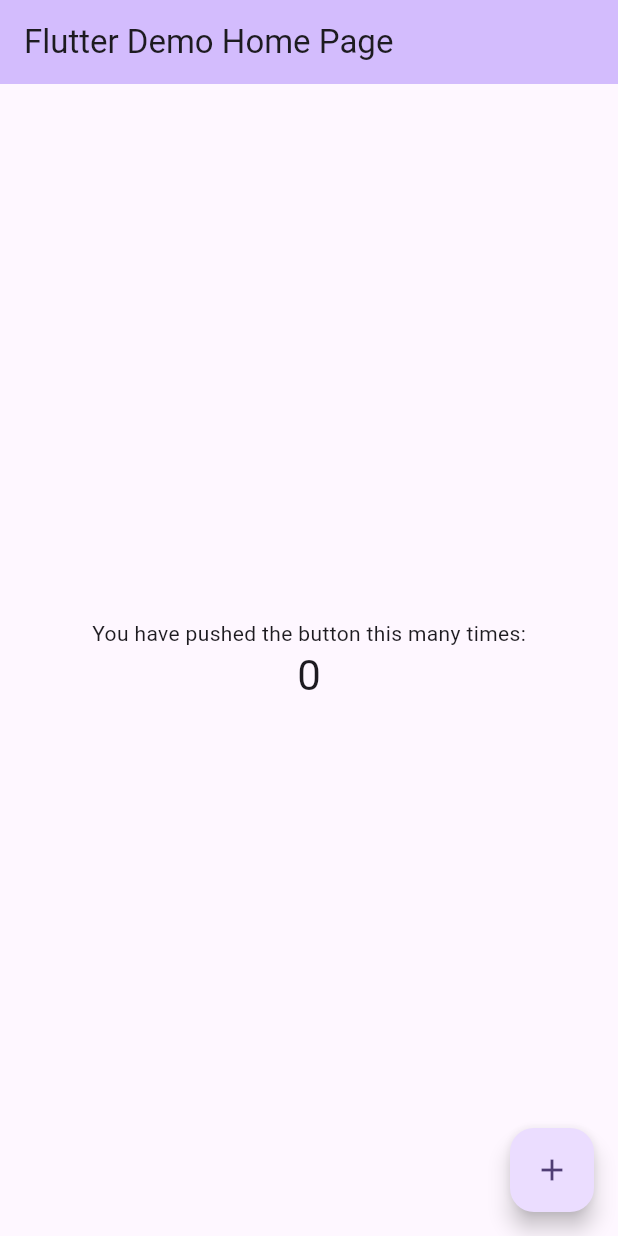
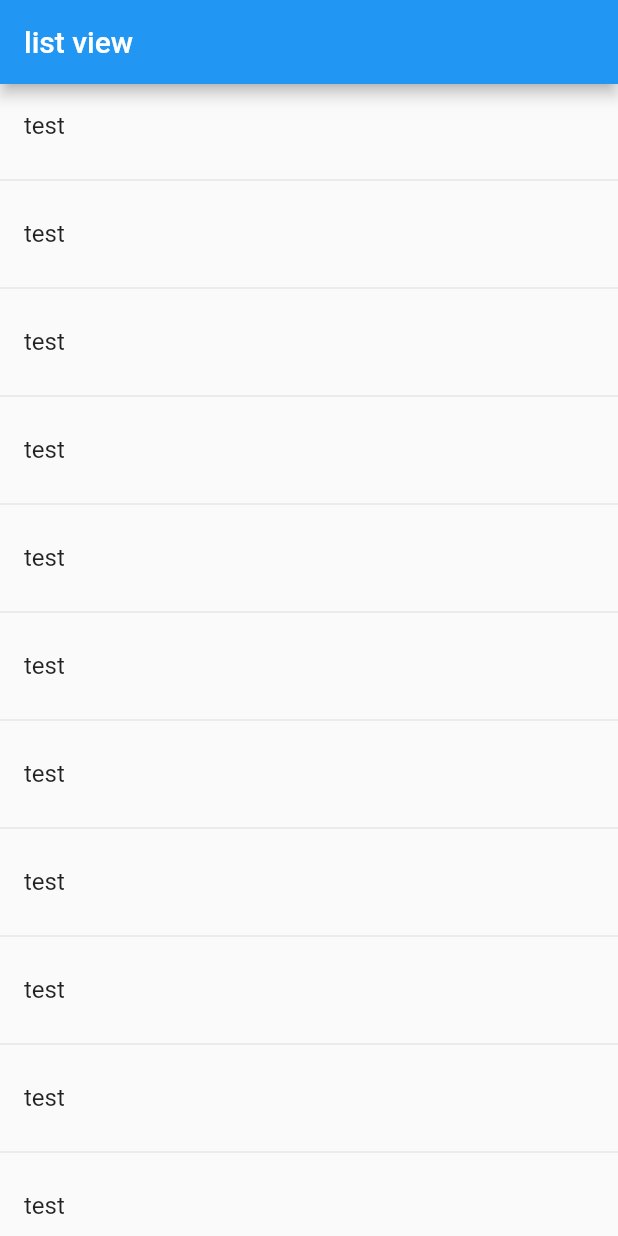
Before and after one commit to MathieuPithon/CA_Flutter_Project, a Flutter app: the screen it shows after launch, on a phone screen of 412 x 824 dp. Run offline on Flutter 3.47's test engine with Material 2 defaults, Android fonts, the phone set to English and light mode, and no system bars.

Commit message:
add files

```diff
--- a/lib/main.dart
+++ b/lib/main.dart
@@ -1,3 +1,4 @@
+import 'package:carnet_voyage/screens/home_page.dart';
 import 'package:flutter/material.dart';
 
 void main() {
@@ -5,7 +6,7 @@ void main() {
 }
 
 class MyApp extends StatelessWidget {
-  const MyApp({super.key});
+  const MyApp({Key? key}) : super(key: key);
 
   // This widget is the root of your application.
   @override
@@ -13,113 +14,9 @@ class MyApp extends StatelessWidget {
     return MaterialApp(
       title: 'Flutter Demo',
       theme: ThemeData(
-        // This is the theme of your application.
-        //
-        // TRY THIS: Try running your application with "flutter run". You'll see
-        // the application has a blue toolbar. Then, without quitting the app,
-        // try changing the seedColor in the colorScheme below to Colors.green
-        // and then invoke "hot reload" (save your changes or press the "hot
-        // reload" button in a Flutter-supported IDE, or press "r" if you used
-        // the command line to start the app).
-        //
-        // Notice that the counter didn't reset back to zero; the application
-        // state is not lost during the reload. To reset the state, use hot
-        // restart instead.
-        //
-        // This works for code too, not just values: Most code changes can be
-        // tested with just a hot reload.
-        colorScheme: ColorScheme.fromSeed(seedColor: Colors.deepPurple),
-        useMaterial3: true,
+        primarySwatch: Colors.blue,
       ),
-      home: const MyHomePage(title: 'Flutter Demo Home Page'),
+      home: const HomePage(),
     );
   }
 }
-
-class MyHomePage extends StatefulWidget {
-  const MyHomePage({super.key, required this.title});
-
-  // This widget is the home page of your application. It is stateful, meaning
-  // that it has a State object (defined below) that contains fields that affect
-  // how it looks.
-
-  // This class is the configuration for the state. It holds the values (in this
-  // case the title) provided by the parent (in this case the App widget) and
-  // used by the build method of the State. Fields in a Widget subclass are
-  // always marked "final".
-
-  final String title;
-
-  @override
-  State<MyHomePage> createState() => _MyHomePageState();
-}
-
-class _MyHomePageState extends State<MyHomePage> {
-  int _counter = 0;
-
-  void _incrementCounter() {
-    setState(() {
-      // This call to setState tells the Flutter framework that something has
-      // changed in this State, which causes it to rerun the build method below
-      // so that the display can reflect the updated values. If we changed
-      // _counter without calling setState(), then the build method would not be
-      // called again, and so nothing would appear to happen.
-      _counter++;
-    });
-  }
-
-  @override
-  Widget build(BuildContext context) {
-    // This method is rerun every time setState is called, for instance as done
-    // by the _incrementCounter method above.
-    //
-    // The Flutter framework has been optimized to make rerunning build methods
-    // fast, so that you can just rebuild anything that needs updating rather
-    // than having to individually change instances of widgets.
-    return Scaffold(
-      appBar: AppBar(
-        // TRY THIS: Try changing the color here to a specific color (to
-        // Colors.amber, perhaps?) and trigger a hot reload to see the AppBar
-        // change color while the other colors stay the same.
-        backgroundColor: Theme.of(context).colorScheme.inversePrimary,
-        // Here we take the value from the MyHomePage object that was created by
-        // the App.build method, and use it to set our appbar title.
-        title: Text(widget.title),
-      ),
-      body: Center(
-        // Center is a layout widget. It takes a single child and positions it
-        // in the middle of the parent.
-        child: Column(
-          // Column is also a layout widget. It takes a list of children and
-          // arranges them vertically. By default, it sizes itself to fit its
-          // children horizontally, and tries to be as tall as its parent.
-          //
-          // Column has various properties to control how it sizes itself and
-          // how it positions its children. Here we use mainAxisAlignment to
-          // center the children vertically; the main axis here is the vertical
-          // axis because Columns are vertical (the cross axis would be
-          // horizontal).
-          //
-          // TRY THIS: Invoke "debug painting" (choose the "Toggle Debug Paint"
-          // action in the IDE, or press "p" in the console), to see the
-          // wireframe for each widget.
-          mainAxisAlignment: MainAxisAlignment.center,
-          children: <Widget>[
-            const Text(
-              'You have pushed the button this many times:',
-            ),
-            Text(
-              '$_counter',
-              style: Theme.of(context).textTheme.headlineMedium,
-            ),
-          ],
-        ),
-      ),
-      floatingActionButton: FloatingActionButton(
-        onPressed: _incrementCounter,
-        tooltip: 'Increment',
-        child: const Icon(Icons.add),
-      ), // This trailing comma makes auto-formatting nicer for build methods.
-    );
-  }
-}
--- /dev/null
+++ b/lib/screens/home_page.dart
@@ -0,0 +1,26 @@
+import 'package:flutter/material.dart';
+
+class HomePage extends StatefulWidget {
+  const HomePage({Key? key}) : super(key: key);
+
+  @override
+  State<HomePage> createState() => _HomePageState();
+}
+
+class _HomePageState extends State<HomePage> {
+
+
+  @override
+  Widget build(BuildContext context) {
+    return Scaffold(
+      appBar: AppBar(title: const Text("list view")),
+      body: ListView.separated(
+        itemCount: 25,
+        separatorBuilder: (BuildContext context, int index) => const Divider(),
+        itemBuilder: (BuildContext context, int index) {
+          return const ListTile(title: Text("test"));
+        },
+      ),
+    );
+  }
+}
--- a/pubspec.yaml
+++ b/pubspec.yaml
@@ -35,6 +35,7 @@ dependencies:
   # The following adds the Cupertino Icons font to your application.
   # Use with the CupertinoIcons class for iOS style icons.
   cupertino_icons: ^1.0.2
+  flutter_bloc: ^8.1.3
 
 dev_dependencies:
   flutter_test:
```
Also changed, not shown: lib/blocs/place_cubit.dart (added, +18 -0 lines), lib/model/place.dart (added, +21 -0 lines), pubspec.lock.
